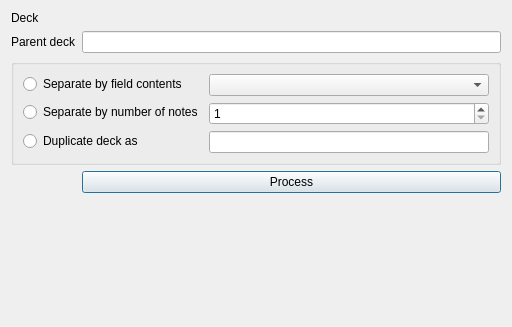
First picture: the form in designer/form.ui, repository abdnh/anki-deck-separator, before the edit.
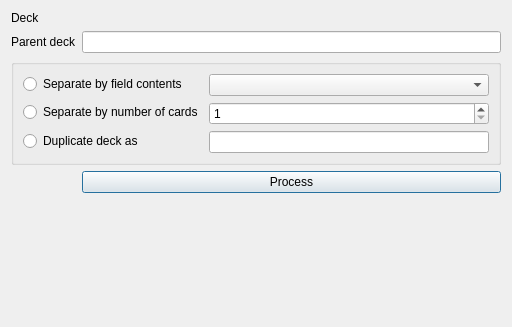
Second picture: the form after the edit.

Commit message:
Fix siblings of target cards also moved
Fixes #1

```diff
--- a/designer/form.ui
+++ b/designer/form.ui
@@ -53,7 +53,7 @@
       <item row="1" column="0">
        <widget class="QRadioButton" name="numberOfCardsRadioButton">
         <property name="text">
-         <string>Separate by number of notes</string>
+         <string>Separate by number of cards</string>
         </property>
        </widget>
       </item>
```
The commit also changes 5 other files.
